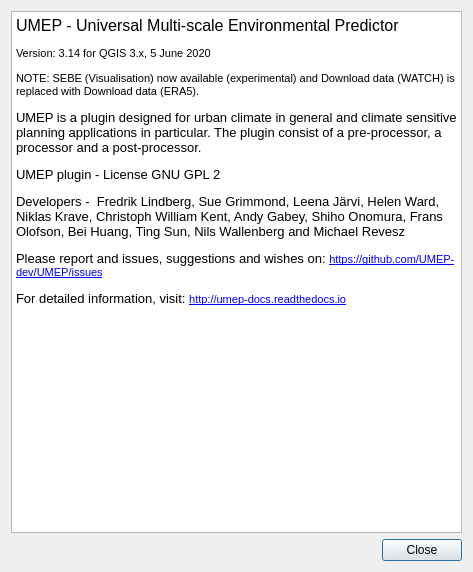
This is UMEP_about.ui in UMEP-dev/UMEP as Qt 5 draws it before an edit. The edited form follows.
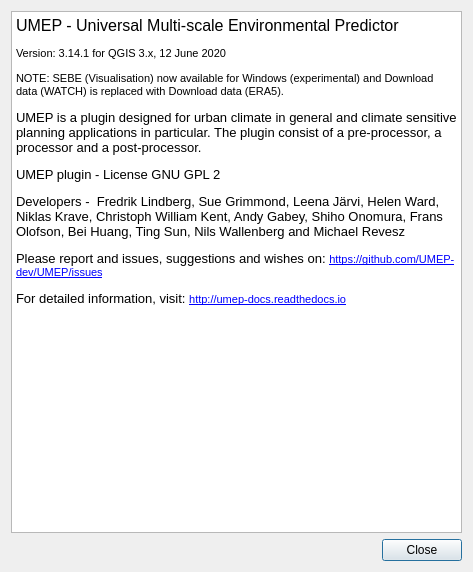
This is the edited form.

```diff
--- a/UMEP_about.ui
+++ b/UMEP_about.ui
@@ -31,8 +31,8 @@
 p, li { white-space: pre-wrap; }
 &lt;/style&gt;&lt;/head&gt;&lt;body style=&quot; font-family:'MS Shell Dlg 2'; font-size:7.8pt; font-weight:400; font-style:normal;&quot;&gt;
 &lt;p style=&quot; margin-top:0px; margin-bottom:0px; margin-left:0px; margin-right:0px; -qt-block-indent:0; text-indent:0px;&quot;&gt;&lt;span style=&quot; font-size:12pt;&quot;&gt;UMEP - Universal Multi-scale Environmental Predictor &lt;/span&gt;&lt;/p&gt;
-&lt;p style=&quot; margin-top:12px; margin-bottom:12px; margin-left:0px; margin-right:0px; -qt-block-indent:0; text-indent:0px;&quot;&gt;&lt;span style=&quot; font-size:8pt;&quot;&gt;Version: 3.14 for QGIS 3.x, 5 June 2020&lt;/span&gt;&lt;/p&gt;
-&lt;p style=&quot; margin-top:12px; margin-bottom:12px; margin-left:0px; margin-right:0px; -qt-block-indent:0; text-indent:0px;&quot;&gt;&lt;span style=&quot; font-size:8pt;&quot;&gt;NOTE: SEBE (Visualisation) now available (experimental) and Download data (WATCH) is replaced with Download data (ERA5).&lt;/span&gt;&lt;/p&gt;
+&lt;p style=&quot; margin-top:12px; margin-bottom:12px; margin-left:0px; margin-right:0px; -qt-block-indent:0; text-indent:0px;&quot;&gt;&lt;span style=&quot; font-size:8pt;&quot;&gt;Version: 3.14.1 for QGIS 3.x, 12 June 2020&lt;/span&gt;&lt;/p&gt;
+&lt;p style=&quot; margin-top:12px; margin-bottom:12px; margin-left:0px; margin-right:0px; -qt-block-indent:0; text-indent:0px;&quot;&gt;&lt;span style=&quot; font-size:8pt;&quot;&gt;NOTE: SEBE (Visualisation) now available for Windows (experimental) and Download data (WATCH) is replaced with Download data (ERA5).&lt;/span&gt;&lt;/p&gt;
 &lt;p style=&quot; margin-top:12px; margin-bottom:12px; margin-left:0px; margin-right:0px; -qt-block-indent:0; text-indent:0px;&quot;&gt;&lt;span style=&quot; font-size:10pt;&quot;&gt;UMEP is a plugin designed for urban climate in general and climate sensitive planning applications in particular. The plugin consist of a pre-processor, a processor and a post-processor.&lt;/span&gt;&lt;/p&gt;
 &lt;p style=&quot; margin-top:12px; margin-bottom:12px; margin-left:0px; margin-right:0px; -qt-block-indent:0; text-indent:0px;&quot;&gt;&lt;span style=&quot; font-size:10pt;&quot;&gt;UMEP plugin - License GNU GPL 2&lt;/span&gt;&lt;/p&gt;
 &lt;p style=&quot; margin-top:12px; margin-bottom:12px; margin-left:0px; margin-right:0px; -qt-block-indent:0; text-indent:0px;&quot;&gt;&lt;span style=&quot; font-size:10pt;&quot;&gt;Developers -  Fredrik Lindberg, Sue Grimmond, Leena Järvi, Helen Ward, Niklas Krave, Christoph William Kent, Andy Gabey, Shiho Onomura, Frans Olofson, Bei Huang, Ting Sun, Nils Wallenberg and Michael Revesz&lt;/span&gt;&lt;/p&gt;
```
